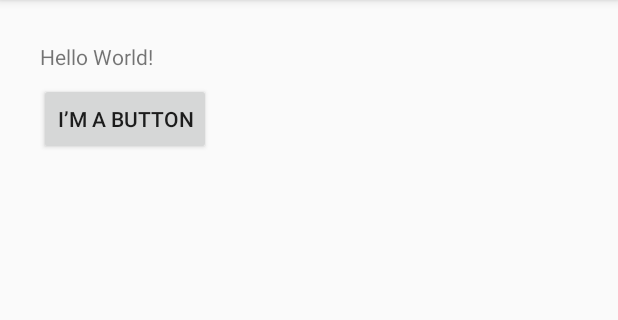
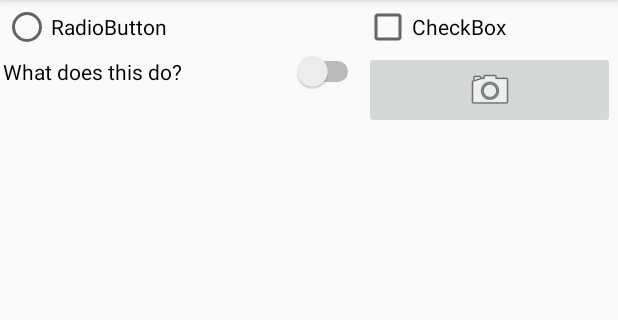
Before and after one commit to rahelC/CP470, an Android app: the screen it shows after launch (MainActivity before the commit, ListItemsActivity after it), on a phone screen of 412 x 824 dp, the part 84-404 px from its top. Run offline under Robolectric (Android 15) with nearby library versions, the phone set to English and light mode, and no system bars.

Commit message:
Added 3 activities for part 2

```diff
--- a/app/src/main/AndroidManifest.xml
+++ b/app/src/main/AndroidManifest.xml
@@ -3,19 +3,22 @@
     package="com.example.androidassignments">
 
     <application
+        android:fullBackupContent="false"
         android:allowBackup="true"
         android:icon="@mipmap/ic_launcher"
         android:label="@string/app_name"
         android:roundIcon="@mipmap/ic_launcher_round"
         android:supportsRtl="true"
         android:theme="@style/AppTheme">
-        <activity android:name=".MainActivity">
+        <activity android:name=".ListItemsActivity">
             <intent-filter>
                 <action android:name="android.intent.action.MAIN" />
 
                 <category android:name="android.intent.category.LAUNCHER" />
             </intent-filter>
         </activity>
+        <activity android:name=".LoginActivity" />
+        <activity android:name=".MainActivity" />
     </application>
 
 </manifest>
--- /dev/null
+++ b/app/src/main/java/com/example/androidassignments/ListItemsActivity.java
@@ -0,0 +1,14 @@
+package com.example.androidassignments;
+
+import androidx.appcompat.app.AppCompatActivity;
+
+import android.os.Bundle;
+
+public class ListItemsActivity extends AppCompatActivity {
+
+    @Override
+    protected void onCreate(Bundle savedInstanceState) {
+        super.onCreate(savedInstanceState);
+        setContentView(R.layout.activity_list_items);
+    }
+}
--- /dev/null
+++ b/app/src/main/res/layout/activity_list_items.xml
@@ -0,0 +1,39 @@
+<?xml version="1.0" encoding="utf-8"?>
+<GridLayout xmlns:android="http://schemas.android.com/apk/res/android"
+    xmlns:app="http://schemas.android.com/apk/res-auto"
+    xmlns:tools="http://schemas.android.com/tools"
+    android:layout_width="match_parent"
+    android:layout_height="wrap_content"
+    android:layout_margin="2dp"
+    android:columnCount="2"
+    android:rowCount="2"
+    tools:context=".ListItemsActivity">
+
+    <RadioButton
+        android:id="@+id/radioButton"
+        android:layout_columnWeight="1"
+        android:gravity="fill"
+        android:text="@string/radio_button_name" />
+
+    <CheckBox
+        android:id="@+id/checkBox"
+        android:layout_columnWeight="1"
+        android:gravity="fill"
+        android:layout_row="0"
+        android:layout_column="1"
+        android:text="@string/check_box_name" />
+
+    <Switch
+        android:id="@+id/switch1"
+        android:layout_columnWeight="1"
+        android:gravity="fill"
+        android:text="@string/switch_name"
+        tools:ignore="UseSwitchCompatOrMaterialXml" />
+
+    <ImageButton
+        android:id="@+id/imageButton"
+        android:layout_columnWeight="1"
+        android:gravity="fill"
+        app:srcCompat="@android:drawable/ic_menu_camera"
+        android:contentDescription="@string/image_name" />
+</GridLayout>
--- a/app/src/main/res/values/strings.xml
+++ b/app/src/main/res/values/strings.xml
@@ -2,4 +2,12 @@
     <string name="app_name">Assignment 1</string>
     <string name="hello_message">Hello World!</string>
     <string name="ButtonText">I\’m a button</string>
+    <string name="login_name">Login</string>
+    <string name="login_name_hint">login name</string>
+    <string name="password_name">Password</string>
+    <string name="password_name_hint">password</string>
+    <string name="radio_button_name">RadioButton</string>
+    <string name="check_box_name">CheckBox</string>
+    <string name="switch_name">What does this do?</string>
+    <string name="image_name">Image</string>
 </resources>
```
Also changed, not shown: app/src/main/java/com/example/androidassignments/LoginActivity.java (added, +14 -0 lines), app/src/main/res/layout/activity_login.xml (added, +38 -0 lines), 1 other file.
